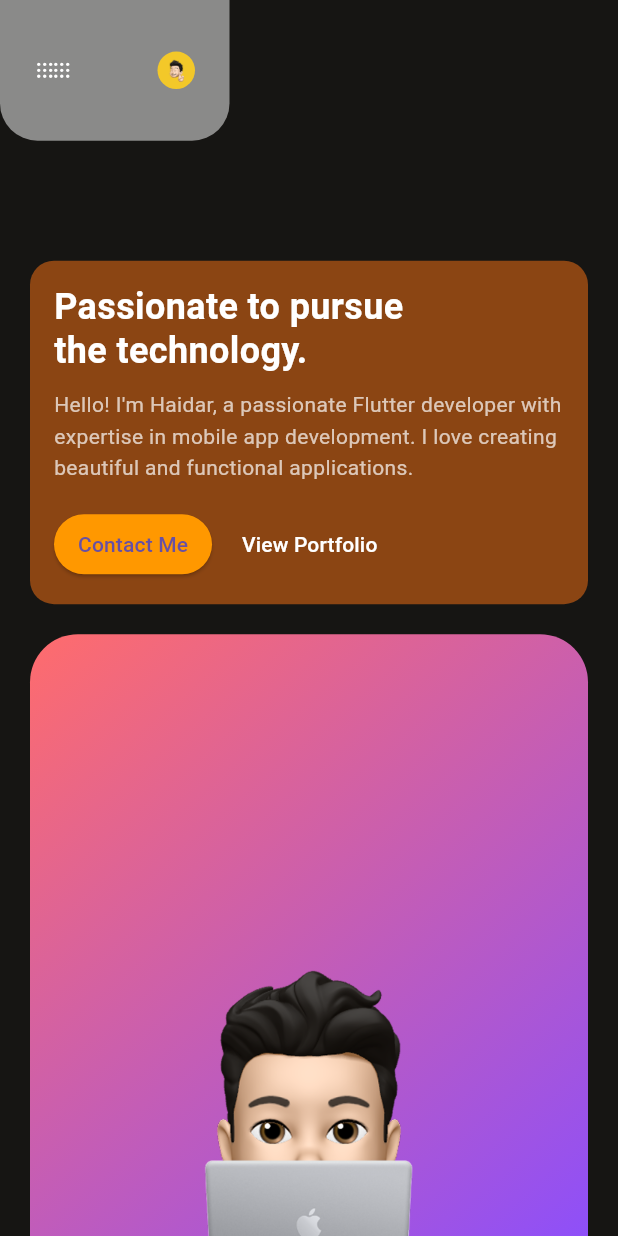
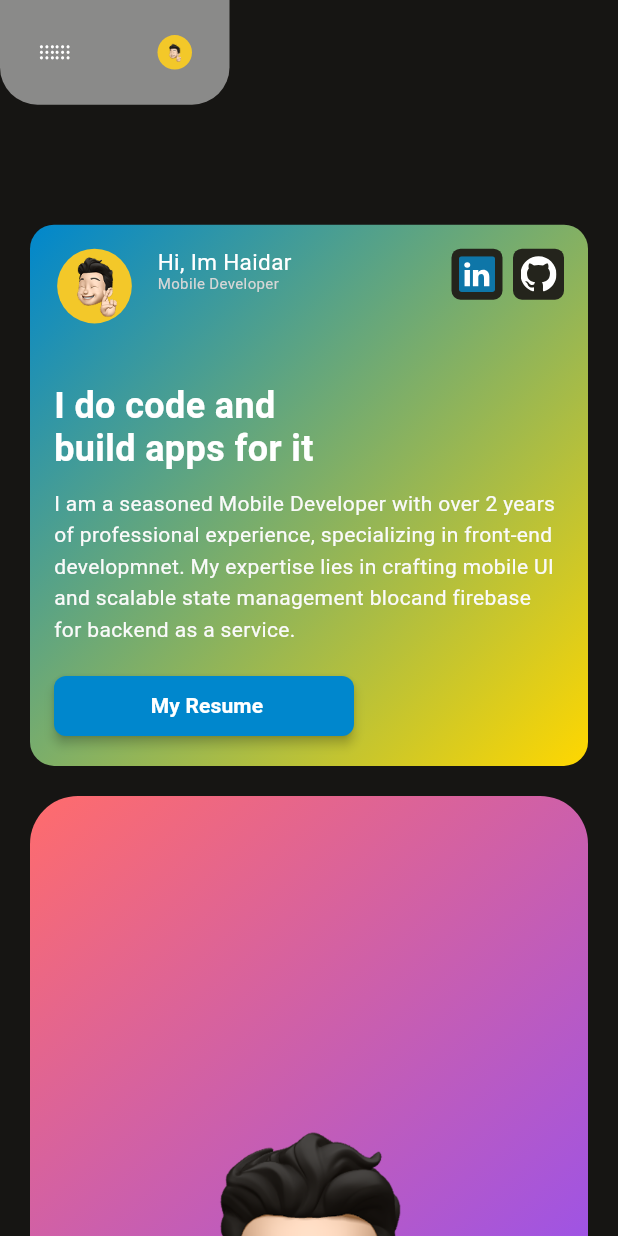
Before and after one commit to haidarahlan/my-website, a Flutter app: the screen it shows after launch, on a phone screen of 412 x 824 dp. Run offline on Flutter 3.47's test engine with Material 3 defaults, Android fonts, the phone set to English and light mode, and no system bars; our stand-ins replace flutter_svg, vector_graphics.

Commit message:
feat(ui): create profile description

```diff
--- a/lib/features/home/presentation/pages/home_page.dart
+++ b/lib/features/home/presentation/pages/home_page.dart
@@ -14,7 +14,7 @@ class HomePage extends StatelessWidget {
       backgroundColor: const Color(0xff161513),
       body: SafeArea(
         child: LayoutBuilder(builder: (context, constraints) {
-          // Determine if it's mobile, tablet, or desktop
+          //lebar layout mobile, tablet, or desktop
           bool isMobile = constraints.maxWidth < 768;
           bool isTablet =
               constraints.maxWidth >= 768 && constraints.maxWidth < 1200;
@@ -22,6 +22,7 @@ class HomePage extends StatelessWidget {
 
           return SingleChildScrollView(
             child: Column(
+              crossAxisAlignment: CrossAxisAlignment.end,
               children: [
                 // AppBar
                 HomeAppBar(),
@@ -48,6 +49,8 @@ class HomePage extends StatelessWidget {
 
                 // Bottom spacing
                 SizedBox(height: isMobile ? 40 : 80),
+
+                // footer
               ],
             ),
           );
@@ -65,7 +68,7 @@ class HomePage extends StatelessWidget {
   double _getHorizontalPadding(bool isMobile, bool isTablet) {
     if (isMobile) return 20;
     if (isTablet) return 40;
-    return 60; // Reduced padding for desktop since we're using maxWidth
+    return 60;
   }
 
   Widget _buildResponsiveLayout(bool isMobile, bool isTablet) {
--- a/lib/features/home/presentation/widgets/home_app_bar.dart
+++ b/lib/features/home/presentation/widgets/home_app_bar.dart
@@ -11,7 +11,7 @@ class HomeAppBar extends StatelessWidget {
       width: 200,
       constraints: BoxConstraints(maxWidth: 300),
       margin: EdgeInsets.only(right: 259),
-      padding: EdgeInsets.symmetric(vertical: 22, horizontal: 23),
+      padding: EdgeInsets.symmetric(vertical: 10, horizontal: 25),
       decoration: BoxDecoration(
         color: Colors.white.withValues(alpha: 0.5),
         borderRadius: BorderRadius.only(
--- /dev/null
+++ b/lib/features/home/presentation/widgets/home_avatar_ui.dart
@@ -0,0 +1,24 @@
+import 'package:flutter/material.dart';
+import 'package:haidar_website/gen/assets.gen.dart';
+import 'package:haidar_website/theme/colors.dart';
+
+class HomeAvatarUi extends StatelessWidget {
+  const HomeAvatarUi({super.key});
+
+  @override
+  Widget build(BuildContext context) {
+    return Container(
+      padding: EdgeInsets.only(
+        left: 6.6,
+        right: 7.2,
+        top: 4.2,
+        bottom: 3.6,
+      ),
+      decoration: BoxDecoration(
+        color: AppColors.textYellow,
+        shape: BoxShape.circle,
+      ),
+      child: Assets.images.myAvatar.image(width: 40.2, height: 42),
+    );
+  }
+}
--- a/lib/features/home/presentation/widgets/home_profile_description_card_ui.dart
+++ b/lib/features/home/presentation/widgets/home_profile_description_card_ui.dart
@@ -1,5 +1,10 @@
 import 'package:flutter/material.dart';
+import 'package:haidar_website/features/home/presentation/widgets/home_avatar_ui.dart';
 import 'package:haidar_website/features/home/presentation/widgets/home_responsive_card.dart';
+import 'package:haidar_website/features/home/presentation/widgets/profile_description/profile_card_sosmed_ui.dart';
+import 'package:haidar_website/gen/assets.gen.dart';
+import 'package:haidar_website/theme/colors.dart';
+import 'package:haidar_website/widget/app_button.dart';
 
 class HomeProfileDescriptionCardUi extends StatelessWidget {
   const HomeProfileDescriptionCardUi({super.key});
@@ -12,60 +17,101 @@ class HomeProfileDescriptionCardUi extends StatelessWidget {
 
         return HomeResponsiveCard(
           backgroundColor: const Color(0xff8B4513),
+          gradient: LinearGradient(
+            begin: Alignment.topLeft,
+            end: Alignment.bottomRight,
+            colors: [
+              AppColors.primary,
+              AppColors.secondary,
+            ],
+          ),
           child: Column(
             crossAxisAlignment: CrossAxisAlignment.start,
             children: [
+              // avatar profile
+              Row(
+                crossAxisAlignment: CrossAxisAlignment.start,
+                children: [
+                  HomeAvatarUi(),
+                  SizedBox(width: 15),
+                  Expanded(
+                    child: Column(
+                      crossAxisAlignment: CrossAxisAlignment.start,
+                      children: [
+                        Text(
+                          'Hi, Im Haidar',
+                          softWrap: true,
+                          maxLines: 1,
+                          style: TextStyle(
+                            color: Colors.white,
+                            fontSize: isMobile ? 15 : 20,
+                            fontWeight: FontWeight.w400,
+                            height: 1.2,
+                          ),
+                        ),
+                        Text(
+                          'Mobile Developer',
+                          softWrap: true,
+                          maxLines: 1,
+                          style: TextStyle(
+                            color: AppColors.grey2,
+                            fontSize: isMobile ? 10 : 15,
+                            fontWeight: FontWeight.w400,
+                            height: 1.2,
+                          ),
+                        ),
+                      ],
+                    ),
+                  ),
+                  ProfileCardSosmedUi(
+                    onTap: () {},
+                    iconSosmed: Assets.icons.logo.linkedinnew
+                        .svg(width: 24, height: 24, fit: BoxFit.cover),
+                  ),
+                  SizedBox(width: 7),
+                  ProfileCardSosmedUi(
+                    onTap: () {},
+                    iconSosmed: Assets.icons.logo.github
+                        .svg(width: 24, height: 24, fit: BoxFit.cover),
+                  ),
+                ],
+              ),
+              const SizedBox(height: 40),
               Text(
-                'Passionate to pursue\nthe technology.',
+                'I do code and\nbuild apps for it',
                 style: TextStyle(
                   color: Colors.white,
-                  fontSize: isMobile ? 24 : 32,
+                  fontSize: isMobile ? 24 : 53,
                   fontWeight: FontWeight.bold,
                   height: 1.2,
                 ),
               ),
               SizedBox(height: isMobile ? 12 : 16),
-              Text(
-                'Hello! I\'m Haidar, a passionate Flutter developer with expertise in mobile app development. I love creating beautiful and functional applications.',
-                style: TextStyle(
-                  color: Colors.white70,
-                  fontSize: isMobile ? 14 : 16,
-                  height: 1.5,
+              ConstrainedBox(
+                constraints: BoxConstraints(maxWidth: isMobile ? 456 : 565),
+                child: Text(
+                  'I am a seasoned Mobile Developer with over 2 years of professional experience, specializing in front-end developmnet. My expertise lies in crafting mobile UI and scalable state management blocand firebase for backend as a service.',
+                  style: TextStyle(
+                    color: AppColors.grey3,
+                    fontSize: isMobile ? 14 : 16,
+                    height: 1.5,
+                  ),
                 ),
               ),
               SizedBox(height: isMobile ? 16 : 24),
               // Add buttons or other content here
               Row(
                 children: [
-                  ElevatedButton(
+                  AppButton(
+                    title: 'My Resume',
+                    height: 40,
+                    width: 200,
+                    elevation: 3,
                     onPressed: () {},
-                    style: ElevatedButton.styleFrom(
-                      backgroundColor: Colors.orange,
-                      padding: EdgeInsets.symmetric(
-                        horizontal: isMobile ? 16 : 24,
-                        vertical: isMobile ? 8 : 12,
-                      ),
-                    ),
-                    child: Text(
-                      'Contact Me',
-                      style: TextStyle(
-                        fontSize: isMobile ? 14 : 16,
-                      ),
-                    ),
-                  ),
-                  SizedBox(width: isMobile ? 8 : 12),
-                  TextButton(
-                    onPressed: () {},
-                    child: Text(
-                      'View Portfolio',
-                      style: TextStyle(
-                        color: Colors.white,
-                        fontSize: isMobile ? 14 : 16,
-                      ),
-                    ),
                   ),
                 ],
               ),
+              SizedBox(width: isMobile ? 8 : 12),
             ],
           ),
         );
--- a/lib/features/home/presentation/widgets/home_responsive_card.dart
+++ b/lib/features/home/presentation/widgets/home_responsive_card.dart
@@ -3,14 +3,15 @@ import 'package:flutter/material.dart';
 class HomeResponsiveCard extends StatelessWidget {
   final Widget child;
   final Color? backgroundColor;
+  final Gradient? gradient;
   final BorderRadius? borderRadius;
 
-  const HomeResponsiveCard({
-    super.key,
-    required this.child,
-    this.backgroundColor,
-    this.borderRadius,
-  });
+  const HomeResponsiveCard(
+      {super.key,
+      required this.child,
+      this.backgroundColor,
+      this.borderRadius,
+      this.gradient});
 
   @override
   Widget build(BuildContext context) {
@@ -23,7 +24,9 @@ class HomeResponsiveCard extends StatelessWidget {
           padding: EdgeInsets.all(isMobile ? 16 : 24),
           decoration: BoxDecoration(
             color: backgroundColor ?? Colors.transparent,
-            borderRadius: borderRadius ?? BorderRadius.circular(isMobile ? 16 : 20),
+            gradient: gradient,
+            borderRadius:
+                borderRadius ?? BorderRadius.circular(isMobile ? 16 : 20),
             // Tambahkan shadow atau border sesuai kebutuhan
           ),
           child: child,
--- /dev/null
+++ b/lib/features/home/presentation/widgets/profile_description/profile_card_sosmed_ui.dart
@@ -0,0 +1,25 @@
+import 'package:flutter/material.dart';
+import 'package:haidar_website/theme/colors.dart';
+
+class ProfileCardSosmedUi extends StatelessWidget {
+  final VoidCallback onTap;
+  final Widget iconSosmed;
+
+  const ProfileCardSosmedUi(
+      {super.key, required this.onTap, required this.iconSosmed});
+
+  @override
+  Widget build(BuildContext context) {
+    return InkWell(
+      onTap: onTap,
+      child: Container(
+        padding: EdgeInsets.all(5.0),
+        decoration: BoxDecoration(
+          borderRadius: BorderRadius.circular(6),
+          color: AppColors.blackCard,
+        ),
+        child: iconSosmed,
+      ),
+    );
+  }
+}
--- a/lib/gen/assets.gen.dart
+++ b/lib/gen/assets.gen.dart
@@ -16,6 +16,9 @@ import 'package:vector_graphics/vector_graphics.dart' as _vg;
 
 class $AssetsIconsGen {
   const $AssetsIconsGen();
+
+  /// Directory path: assets/icons/logo
+  $AssetsIconsLogoGen get logo => const $AssetsIconsLogoGen();
 
   /// File path: assets/icons/menu_burger.svg
   SvgGenImage get menuBurger =>
@@ -38,6 +41,24 @@ class $AssetsImagesGen {
 
   /// List of all assets
   List<AssetGenImage> get values => [avatarSkill, myAvatar];
+}
+
+class $AssetsIconsLogoGen {
+  const $AssetsIconsLogoGen();
+
+  /// File path: assets/icons/logo/github.svg
+  SvgGenImage get github => const SvgGenImage('assets/icons/logo/github.svg');
+
+  /// File path: assets/icons/logo/linkedin.svg
+  SvgGenImage get linkedin =>
+      const SvgGenImage('assets/icons/logo/linkedin.svg');
+
+  /// File path: assets/icons/logo/linkedinnew.svg
+  SvgGenImage get linkedinnew =>
+      const SvgGenImage('assets/icons/logo/linkedinnew.svg');
+
+  /// List of all assets
+  List<SvgGenImage> get values => [github, linkedin, linkedinnew];
 }
 
 class Assets {
--- a/lib/theme/colors.dart
+++ b/lib/theme/colors.dart
@@ -8,8 +8,9 @@ class AppColors {
   static Color tersier = const Color(0xFF29ABE2);
   static Color tersierCard = const Color(0xFF0A90D5);
   static Color backgroundIcon = const Color(0xFF29ABE2).withValues(alpha: 0.24);
+  static Color white = const Color(0xFFFFFFFF);
   static Color black = const Color(0xFF000000);
-  static Color white = const Color(0xFFFFFFFF);
+  static Color blackCard = const Color(0xFF24241C);
   static Color borderMarker = const Color(0xFFFFFFF0);
   static Color borderMarkerDark = const Color.fromARGB(255, 244, 244, 244);
   static Color blue = const Color(0xFF0077FF);
--- /dev/null
+++ b/lib/widget/app_button.dart
@@ -0,0 +1,92 @@
+import 'package:flutter/material.dart';
+import 'package:haidar_website/gen/assets.gen.dart';
+import 'package:haidar_website/theme/colors.dart';
+
+class AppButton extends StatelessWidget {
+  final String title;
+  final VoidCallback? onPressed;
+  final double radius;
+  final double? height;
+  final double? width;
+  final bool isIcon;
+  final SvgGenImage? icon;
+  final bool isTwoButton;
+  final Color? color;
+  final Color? colorTitle;
+  final double? fontSize;
+  final double iconSize;
+  final FontWeight? fontWeight;
+  final double? elevation;
+  final BorderSide? side;
+  final bool isLoading;
+  final bool isDisabled;
+
+  const AppButton({
+    super.key,
+    required this.title,
+    this.onPressed,
+    this.height,
+    this.width,
+    this.isTwoButton = false,
+    this.fontSize,
+    this.fontWeight,
+    this.elevation,
+    this.side,
+    this.color,
+    this.colorTitle,
+    this.isIcon = false,
+    this.icon,
+    this.radius = 8,
+    this.iconSize = 14,
+    this.isLoading = false,
+    this.isDisabled = false,
+  });
+
+  @override
+  Widget build(BuildContext context) {
+    return MaterialButton(
+      height: height ?? 56,
+      minWidth: width ?? double.infinity,
+      color: isDisabled ? AppColors.grey2 : color ?? AppColors.primary,
+      shape: RoundedRectangleBorder(
+        borderRadius: BorderRadius.circular(radius),
+        side: side ?? BorderSide.none,
+      ),
+      onPressed: isDisabled ? null : onPressed,
+      disabledColor: AppColors.grey2,
+      elevation: elevation,
+      child: isLoading
+          ? const Center(child: CircularProgressIndicator())
+          : Row(
+              mainAxisAlignment: MainAxisAlignment.center,
+              children: [
+                if (isIcon)
+                  icon!.svg(
+                    width: iconSize,
+                    height: iconSize,
+                    colorFilter: ColorFilter.mode(
+                      AppColors.white,
+                      BlendMode.srcIn,
+                    ),
+                  ),
+                SizedBox(width: 4),
+                ConstrainedBox(
+                  constraints: const BoxConstraints(maxWidth: 300),
+                  child: Text(
+                    title,
+                    softWrap: true,
+                    maxLines: 2,
+                    textAlign: TextAlign.center,
+                    overflow: TextOverflow.ellipsis,
+                    style: TextStyle(
+                      fontSize: fontSize ?? 14,
+                      fontWeight: fontWeight ?? FontWeight.bold,
+                      color: colorTitle ?? AppColors.white,
+                    ),
+                  ),
+                ),
+              ],
+            ),
+    );
+  }
+}
--- a/pubspec.yaml
+++ b/pubspec.yaml
@@ -69,6 +69,7 @@ flutter:
   assets:
     - assets/images/
     - assets/icons/
+    - assets/icons/logo/
   #   - images/a_dot_ham.jpeg
 
   # An image asset can refer to one or more resolution-specific "variants", see
```
Also changed, not shown: assets/icons/logo/github.svg (added), assets/icons/logo/linkedinnew.svg (added).
